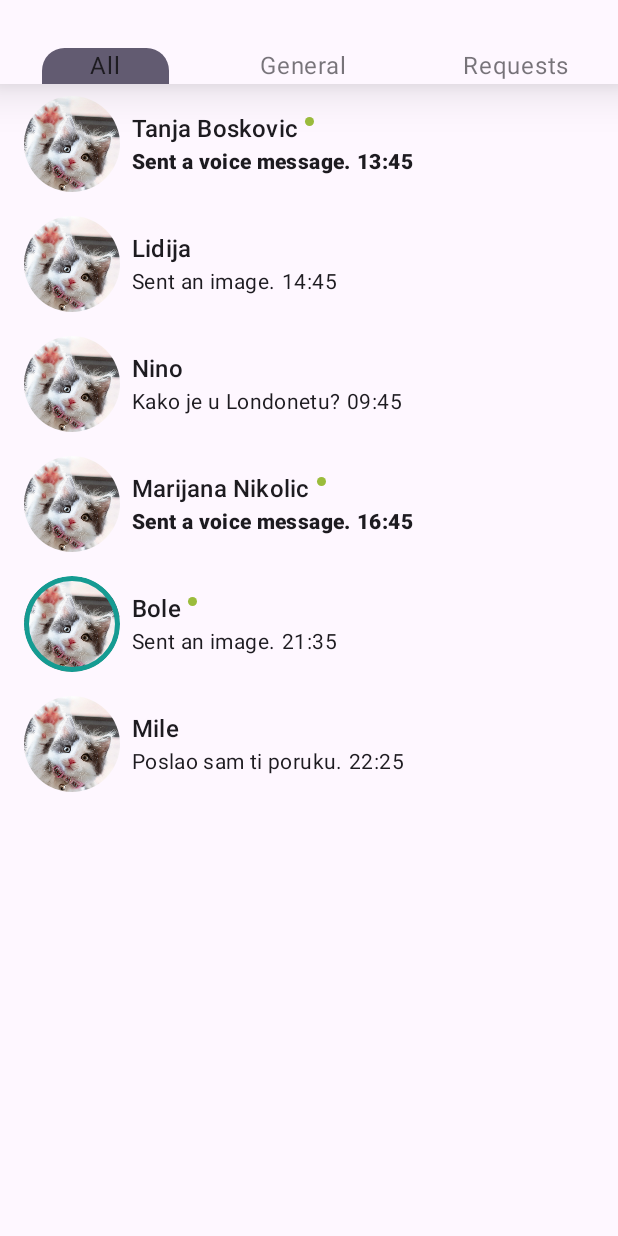
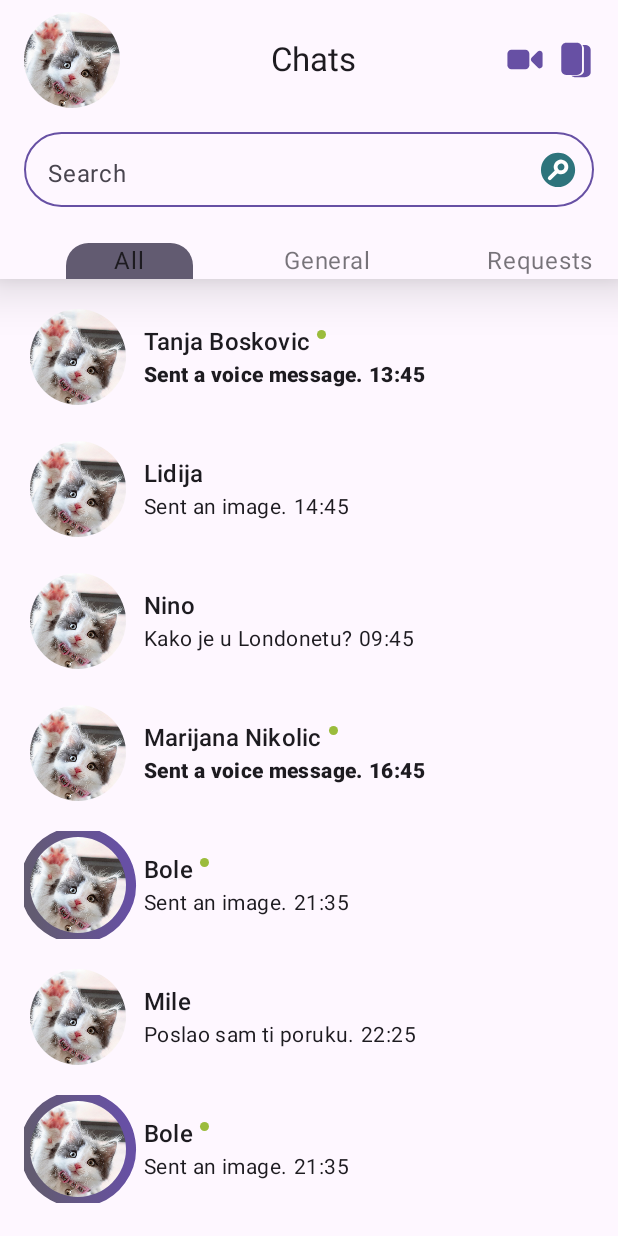
Before and after one commit to BojanVilic/Film, an Android app built with Jetpack Compose: the screen it shows after launch (MainActivity), on a phone screen of 412 x 824 dp. Run offline under Robolectric (Android 15) with nearby library versions, the phone set to English and light mode, and no system bars; our stand-ins replace Dagger/Hilt's generated code.

Commit message:
Added animation and basic navigation

```diff
--- a/app/build.gradle
+++ b/app/build.gradle
@@ -92,6 +92,7 @@ dependencies {
     //compose navigation
     implementation "androidx.navigation:navigation-compose:$nav_version"
     implementation "androidx.hilt:hilt-navigation-compose:$hilt_nav_version"
+    implementation "com.google.accompanist:accompanist-navigation-animation:0.16.1"
 
     //Timber
     implementation "com.jakewharton.timber:timber:$timber_version"
--- a/app/src/main/AndroidManifest.xml
+++ b/app/src/main/AndroidManifest.xml
@@ -8,6 +8,7 @@
         android:fullBackupContent="@xml/backup_rules"
         android:icon="@mipmap/ic_launcher"
         android:label="@string/app_name"
+        android:name=".BaseApplication"
         android:roundIcon="@mipmap/ic_launcher_round"
         android:supportsRtl="true"
         android:theme="@style/Theme.Film"
@@ -15,7 +16,6 @@
         <activity
             android:name=".ui.MainActivity"
             android:exported="true"
-            android:label="@string/app_name"
             android:theme="@style/Theme.Film">
             <intent-filter>
                 <action android:name="android.intent.action.MAIN" />
--- /dev/null
+++ b/app/src/main/java/com/bojanvilic/film/BaseApplication.kt
@@ -0,0 +1,7 @@
+package com.bojanvilic.film
+
+import android.app.Application
+import dagger.hilt.android.HiltAndroidApp
+
+@HiltAndroidApp
+class BaseApplication : Application()
--- /dev/null
+++ b/app/src/main/java/com/bojanvilic/film/di/ViewModelModule.kt
@@ -0,0 +1,20 @@
+package com.bojanvilic.film.di
+
+import androidx.lifecycle.SavedStateHandle
+import com.bojanvilic.film.ui.ChatViewModel
+import dagger.Module
+import dagger.Provides
+import dagger.hilt.InstallIn
+import dagger.hilt.android.components.ViewModelComponent
+
+@Module
+@InstallIn(ViewModelComponent::class)
+object ViewModelModule {
+
+    @Provides
+    fun getChatViewModel(
+        savedStateHandle: SavedStateHandle
+    ): ChatViewModel {
+        return ChatViewModel(savedStateHandle)
+    }
+}
--- a/app/src/main/java/com/bojanvilic/film/theme/Theme.kt
+++ b/app/src/main/java/com/bojanvilic/film/theme/Theme.kt
@@ -12,13 +12,13 @@ fun AppTheme(
     content: @Composable () -> Unit
 ) {
 
-    val colors = when {
-        darkTheme -> darkThemeColors
-        else -> lightThemeColors
-    }
+//    val colors = when {
+//        darkTheme -> darkThemeColors
+//        else -> lightThemeColors
+//    }
 
     MaterialTheme(
-        colorScheme = colors,
+        colorScheme = lightThemeColors,
         shapes = AppShapes,
         content = content,
         typography = AppTypography
--- /dev/null
+++ b/app/src/main/java/com/bojanvilic/film/ui/ChatViewModel.kt
@@ -0,0 +1,25 @@
+package com.bojanvilic.film.ui
+
+import androidx.lifecycle.SavedStateHandle
+import androidx.lifecycle.ViewModel
+import com.bojanvilic.film.ui.models.Conversation
+import com.bojanvilic.film.ui.navigation.chatId
+import dagger.hilt.android.lifecycle.HiltViewModel
+import kotlinx.coroutines.ExperimentalCoroutinesApi
+import kotlinx.coroutines.flow.Flow
+import kotlinx.coroutines.flow.flatMapLatest
+import kotlinx.coroutines.flow.flowOf
+import javax.inject.Inject
+
+@OptIn(ExperimentalCoroutinesApi::class)
+@HiltViewModel
+class ChatViewModel @Inject constructor(
+    private val savedStateHandle: SavedStateHandle
+): ViewModel() {
+
+    val chat: Flow<Conversation> =
+        savedStateHandle.getStateFlow(chatId, initialValue = "0")
+            .flatMapLatest { id ->
+                flowOf(conversationList[id.toInt()])
+            }
+}
--- a/app/src/main/java/com/bojanvilic/film/ui/MainActivity.kt
+++ b/app/src/main/java/com/bojanvilic/film/ui/MainActivity.kt
@@ -3,17 +3,25 @@ package com.bojanvilic.film.ui
 import android.os.Bundle
 import androidx.activity.ComponentActivity
 import androidx.activity.compose.setContent
+import androidx.compose.foundation.layout.padding
 import androidx.compose.material3.ExperimentalMaterial3Api
 import androidx.compose.material3.Scaffold
+import androidx.compose.runtime.Composable
+import androidx.compose.ui.Modifier
+import androidx.navigation.NavHostController
+import androidx.navigation.compose.NavHost
 import androidx.navigation.compose.currentBackStackEntryAsState
 import androidx.navigation.compose.rememberNavController
 import com.bojanvilic.film.theme.AppTheme
-import com.bojanvilic.film.ui.components.ConversationsList
 import com.bojanvilic.film.ui.components.TabRow
 import com.bojanvilic.film.ui.models.Conversation
 import com.bojanvilic.film.ui.models.MessageType
+import com.bojanvilic.film.ui.navigation.allScreen
+import com.bojanvilic.film.ui.navigation.chatScreen
+import dagger.hilt.android.AndroidEntryPoint
 
 @OptIn(ExperimentalMaterial3Api::class)
+@AndroidEntryPoint
 class MainActivity : ComponentActivity() {
     override fun onCreate(savedInstanceState: Bundle?) {
         super.onCreate(savedInstanceState)
@@ -37,18 +45,31 @@ class MainActivity : ComponentActivity() {
                         }
                     }
                 ) { paddingValues ->
-                    ConversationsList(
-                        paddingValues = paddingValues,
-                        conversationsList = conversationList
-                    )
+                    AppNavHost(navController, modifier = Modifier.padding(paddingValues))
                 }
             }
         }
     }
 }
 
+@Composable
+fun AppNavHost(
+    navController: NavHostController,
+    modifier: Modifier = Modifier
+) {
+    NavHost(
+        navController = navController,
+        startDestination = TopLevelDestinations.All.route,
+        modifier = modifier
+    ) {
+        allScreen(navController)
+        chatScreen(onBackClicked = { navController.navigateUp() })
+    }
+}
+
 val conversationList: List<Conversation> = listOf(
     Conversation(
+        id = 0,
         image = "",
         name = "Tanja Boskovic",
         previousMessageType = MessageType.VoiceMessage,
@@ -57,6 +78,7 @@ val conversationList: List<Conversation> = listOf(
         isActive = true
     ),
     Conversation(
+        id = 1,
         image = "",
         name = "Lidija",
         previousMessageType = MessageType.Image,
@@ -64,6 +86,7 @@ val conversationList: List<Conversation> = listOf(
         previousMessageText = "Eo me."
     ),
     Conversation(
+        id = 2,
         image = "",
         name = "Nino",
         previousMessageType = MessageType.Text,
@@ -71,6 +94,7 @@ val conversationList: List<Conversation> = listOf(
         previousMessageText = "Kako je u Londonetu?"
     ),
     Conversation(
+        id = 3,
         image = "",
         name = "Marijana Nikolic",
         previousMessageType = MessageType.VoiceMessage,
@@ -79,6 +103,7 @@ val conversationList: List<Conversation> = listOf(
         isActive = true
     ),
     Conversation(
+        id = 4,
         image = "",
         name = "Bole",
         previousMessageType = MessageType.Image,
@@ -87,6 +112,41 @@ val conversationList: List<Conversation> = listOf(
         isActive = true
     ),
     Conversation(
+        id = 5,
+        image = "",
+        name = "Mile",
+        previousMessageType = MessageType.Text,
+        timestamp = "22:25",
+        previousMessageText = "Poslao sam ti poruku."
+    ),
+    Conversation(
+        id = 6,
+        image = "",
+        name = "Bole",
+        previousMessageType = MessageType.Image,
+        timestamp = "21:35",
+        hasActiveStory = true,
+        isActive = true
+    ),
+    Conversation(
+        id = 7,
+        image = "",
+        name = "Mile",
+        previousMessageType = MessageType.Text,
+        timestamp = "22:25",
+        previousMessageText = "Poslao sam ti poruku."
+    ),
+    Conversation(
+        id = 8,
+        image = "",
+        name = "Bole",
+        previousMessageType = MessageType.Image,
+        timestamp = "21:35",
+        hasActiveStory = true,
+        isActive = true
+    ),
+    Conversation(
+        id = 9,
         image = "",
         name = "Mile",
         previousMessageType = MessageType.Text,
--- a/app/src/main/java/com/bojanvilic/film/ui/components/ChatComponents.kt
+++ b/app/src/main/java/com/bojanvilic/film/ui/components/ChatComponents.kt
@@ -1 +1,14 @@
 package com.bojanvilic.film.ui.components
+
+import androidx.compose.material3.Text
+import androidx.compose.runtime.Composable
+import androidx.hilt.navigation.compose.hiltViewModel
+import com.bojanvilic.film.ui.ChatViewModel
+
+@Composable
+fun ChatScreen(
+    chatViewModel: ChatViewModel = hiltViewModel(),
+    onBackClicked: () -> Unit
+) {
+    Text(text = "Dobrodosao")
+}
--- a/app/src/main/java/com/bojanvilic/film/ui/components/ConversationComponents.kt
+++ b/app/src/main/java/com/bojanvilic/film/ui/components/ConversationComponents.kt
@@ -1,10 +1,8 @@
 package com.bojanvilic.film.ui.components
 
-import androidx.compose.animation.animateColor
 import androidx.compose.animation.core.*
 import androidx.compose.foundation.Canvas
 import androidx.compose.foundation.Image
-import androidx.compose.foundation.border
 import androidx.compose.foundation.clickable
 import androidx.compose.foundation.layout.*
 import androidx.compose.foundation.lazy.LazyColumn
@@ -17,7 +15,11 @@ import androidx.compose.runtime.getValue
 import androidx.compose.ui.Alignment
 import androidx.compose.ui.Modifier
 import androidx.compose.ui.draw.clip
+import androidx.compose.ui.draw.drawBehind
+import androidx.compose.ui.graphics.Brush
 import androidx.compose.ui.graphics.Color
+import androidx.compose.ui.graphics.drawscope.Stroke
+import androidx.compose.ui.graphics.drawscope.rotate
 import androidx.compose.ui.layout.ContentScale
 import androidx.compose.ui.res.painterResource
 import androidx.compose.ui.text.font.FontWeight
@@ -30,33 +32,43 @@ import com.bojanvilic.film.ui.models.MessageType
 
 @Composable
 fun ConversationsList(
-    paddingValues: PaddingValues,
-    conversationsList: List<Conversation>
+    conversationsList: List<Conversation>,
+    onChatClicked: (Int) -> Unit
 ) {
-    Surface(
-        modifier = Modifier.padding(paddingValues)
-    ) {
-        LazyColumn {
+    Surface {
+        LazyColumn(
+            modifier = Modifier.padding(vertical = 8.dp)
+        ) {
             items(count = conversationsList.size) {
-                ConversationsListItem(conversationsList[it])
+                ConversationsListItem(
+                    conversation = conversationsList[it],
+                    onChatClicked = { chatId ->
+                        onChatClicked(chatId)
+                    }
+                )
             }
         }
     }
 }
 
 @Composable
-fun ConversationsListItem(conversation: Conversation) {
-
-    val defaultModifier = Modifier
-        .size(64.dp)
-        .clip(CircleShape)
+fun ConversationsListItem(
+    conversation: Conversation,
+    onChatClicked: (Int) -> Unit
+) {
+    val brush = Brush.horizontalGradient(
+        listOf(
+            MaterialTheme.colorScheme.primary,
+            MaterialTheme.colorScheme.secondary
+        )
+    )
 
     val infiniteTransition = rememberInfiniteTransition()
-    val color by infiniteTransition.animateColor(
-        initialValue = Color(0xff157d76),
-        targetValue = Color(0xff13baae),
+    val rotateAnimation by infiniteTransition.animateFloat(
+        initialValue = 0f,
+        targetValue = 360f,
         animationSpec = infiniteRepeatable(
-            animation = tween(800, easing = LinearEasing),
+            animation = tween(1500, easing = LinearEasing),
             repeatMode = RepeatMode.Reverse
         )
     )
@@ -67,7 +79,7 @@ fun ConversationsListItem(conversation: Conversation) {
             .fillMaxWidth()
             .clip(MaterialTheme.shapes.medium)
             .clickable {
-
+                onChatClicked(conversation.id)
             },
         verticalAlignment = Alignment.CenterVertically
     ) {
@@ -75,12 +87,17 @@ fun ConversationsListItem(conversation: Conversation) {
             painter = painterResource(id = R.drawable.kitten),
             contentDescription = null,
             contentScale = ContentScale.Crop,
-            modifier = if (conversation.hasActiveStory)
-                defaultModifier
-                    .border(3.dp, color, CircleShape)
-                    .clickable {
-
-                    } else defaultModifier
+            modifier = Modifier
+                .size(72.dp)
+                .padding(4.dp)
+                .drawBehind {
+                    if (conversation.hasActiveStory) {
+                        rotate(rotateAnimation) {
+                            drawCircle(brush, style = Stroke(20f))
+                        }
+                    }
+                }
+                .clip(CircleShape)
         )
         Column(
             modifier = Modifier.padding(horizontal = 8.dp),
@@ -138,7 +155,8 @@ fun ConversationsListItemPreview() {
                 previousMessageType = MessageType.VoiceMessage,
                 timestamp = "15:30",
                 hasActiveStory = true
-            )
+            ),
+            onChatClicked = {}
         )
     }
 }
--- a/app/src/main/java/com/bojanvilic/film/ui/components/ToolbarComponents.kt
+++ b/app/src/main/java/com/bojanvilic/film/ui/components/ToolbarComponents.kt
@@ -1,3 +1,5 @@
+@file:OptIn(ExperimentalMaterial3Api::class)
+
 package com.bojanvilic.film.ui.components
 
 import android.content.res.Configuration
@@ -5,27 +7,31 @@ import androidx.compose.animation.animateColorAsState
 import androidx.compose.animation.animateContentSize
 import androidx.compose.animation.core.LinearEasing
 import androidx.compose.animation.core.tween
+import androidx.compose.foundation.Image
 import androidx.compose.foundation.background
 import androidx.compose.foundation.interaction.MutableInteractionSource
 import androidx.compose.foundation.layout.*
 import androidx.compose.foundation.selection.selectable
 import androidx.compose.foundation.selection.selectableGroup
+import androidx.compose.foundation.shape.CircleShape
 import androidx.compose.foundation.shape.RoundedCornerShape
 import androidx.compose.material.ripple.rememberRipple
-import androidx.compose.material3.MaterialTheme
-import androidx.compose.material3.Surface
-import androidx.compose.material3.Text
+import androidx.compose.material3.*
 import androidx.compose.runtime.Composable
 import androidx.compose.runtime.getValue
 import androidx.compose.runtime.remember
 import androidx.compose.ui.Alignment
 import androidx.compose.ui.Modifier
+import androidx.compose.ui.draw.clip
 import androidx.compose.ui.draw.shadow
 import androidx.compose.ui.graphics.Color
+import androidx.compose.ui.layout.ContentScale
+import androidx.compose.ui.res.painterResource
 import androidx.compose.ui.semantics.Role
 import androidx.compose.ui.tooling.preview.Preview
 import androidx.compose.ui.unit.Dp
 import androidx.compose.ui.unit.dp
+import com.bojanvilic.film.R
 import com.bojanvilic.film.theme.AppTheme
 import com.bojanvilic.film.ui.TopLevelDestinations
 
@@ -37,10 +43,12 @@ fun TabRow(
 ) {
     Surface(
         Modifier
-            .height(TopBarHeight)
             .fillMaxWidth()
             .shadow(elevation = 20.dp)
     ) {
+        Column {
+            TitleRow()
+            SearchRow()
             Row(
                 Modifier
                     .selectableGroup()
@@ -52,6 +60,7 @@ fun TabRow(
                         onSelected = { onTabSelected(screen) },
                         selected = currentScreen == screen
                     )
+                }
             }
         }
     }
@@ -78,18 +87,15 @@ private fun Tab(
     )
     Row(
         modifier = Modifier
-            .padding(start = 16.dp, end = 16.dp, top = 16.dp)
+            .padding(top = 16.dp)
             .animateContentSize()
-            .height(TopBarHeight)
             .selectable(
                 selected = selected,
                 onClick = onSelected,
                 role = Role.Tab,
                 interactionSource = remember { MutableInteractionSource() },
                 indication = rememberRipple(
-                    bounded = false,
-                    radius = Dp.Unspecified,
-                    color = Color.Unspecified
+                    bounded = false, radius = Dp.Unspecified, color = Color.Unspecified
                 )
             ),
         verticalAlignment = Alignment.Bottom
@@ -115,7 +121,72 @@ private fun Tab(
     }
 }
 
-@Preview(uiMode = Configuration.UI_MODE_NIGHT_YES)
+@Composable
+fun TitleRow() {
+    Row(
+        modifier = Modifier
+            .fillMaxWidth()
+            .padding(horizontal = 16.dp, vertical = 8.dp),
+        verticalAlignment = Alignment.CenterVertically
+    ) {
+        Image(
+            painter = painterResource(id = R.drawable.kitten),
+            contentDescription = null,
+            contentScale = ContentScale.Crop,
+            modifier = Modifier
+                .size(64.dp)
+                .clip(CircleShape)
+        )
+        Spacer(modifier = Modifier.weight(1f))
+        Text(
+            text = "Chats",
+            style = MaterialTheme.typography.titleLarge
+        )
+        Spacer(modifier = Modifier.weight(1f))
+        Icon(
+            painter = painterResource(id = R.drawable.ic_video),
+            contentDescription = null,
+            tint = MaterialTheme.colorScheme.primary
+        )
+        Spacer(modifier = Modifier.weight(0.1f))
+        Icon(
+            painter = painterResource(id = R.drawable.ic_stories),
+            contentDescription = null,
+            tint = MaterialTheme.colorScheme.primary
+        )
+    }
+}
+
+@Composable
+fun SearchRow() {
+    Row(
+        modifier = Modifier
+            .fillMaxWidth()
+            .padding(horizontal = 16.dp, vertical = 8.dp),
+        verticalAlignment = Alignment.CenterVertically
+    ) {
+        OutlinedTextField(
+            modifier = Modifier
+                .height(50.dp)
+                .fillMaxWidth(),
+            value = "",
+            placeholder = { Text(text = "Search") },
+            onValueChange = {},
+            trailingIcon = {
+                Image(
+                    painter = painterResource(id = R.drawable.search_icon),
+                    contentDescription = null
+                )
+            },
+            shape = CircleShape,
+            colors = TextFieldDefaults.outlinedTextFieldColors(
+                focusedBorderColor = MaterialTheme.colorScheme.primary,
+                unfocusedBorderColor = MaterialTheme.colorScheme.primary
+            )
+        )
+    }
+}
+
 @Preview(uiMode = Configuration.UI_MODE_NIGHT_NO)
 @Composable
 fun TabRowPreview() {
@@ -127,6 +198,22 @@ fun TabRowPreview() {
     }
 }
 
+@Preview(uiMode = Configuration.UI_MODE_NIGHT_NO)
+@Composable
+fun TitleRowPreview() {
+    AppTheme {
+        TitleRow()
+    }
+}
+
+@Preview(uiMode = Configuration.UI_MODE_NIGHT_NO)
+@Composable
+fun SearchRowPreview() {
+    AppTheme {
+        SearchRow()
+    }
+}
+
 val TopBarHeight = 56.dp
 private const val InactiveTabOpacity = 0.60f
 private const val TabFadeInAnimationDuration = 150
--- a/app/src/main/java/com/bojanvilic/film/ui/models/Conversation.kt
+++ b/app/src/main/java/com/bojanvilic/film/ui/models/Conversation.kt
@@ -1,6 +1,7 @@
 package com.bojanvilic.film.ui.models
 
 data class Conversation(
+    val id: Int = 0,
     val image: String = "",
     val name: String = "",
     val previousMessageText: String = "",
--- /dev/null
+++ b/app/src/main/java/com/bojanvilic/film/ui/navigation/AllNavigation.kt
@@ -0,0 +1,19 @@
+package com.bojanvilic.film.ui.navigation
+
+import androidx.navigation.NavGraphBuilder
+import androidx.navigation.NavHostController
+import androidx.navigation.compose.composable
+import com.bojanvilic.film.ui.TopLevelDestinations
+import com.bojanvilic.film.ui.components.ConversationsList
+import com.bojanvilic.film.ui.conversationList
+
+fun NavGraphBuilder.allScreen(navController: NavHostController) {
+    composable(TopLevelDestinations.All.route) {
+        ConversationsList(
+            conversationsList = conversationList,
+            onChatClicked = { chatId ->
+                navController.navigate("$chatRoute/$chatId")
+            }
+        )
+    }
+}
--- /dev/null
+++ b/app/src/main/java/com/bojanvilic/film/ui/navigation/ChatNavigation.kt
@@ -0,0 +1,19 @@
+package com.bojanvilic.film.ui.navigation
+
+import androidx.navigation.NavGraphBuilder
+import androidx.navigation.NavType
+import androidx.navigation.compose.composable
+import androidx.navigation.navArgument
+import com.bojanvilic.film.ui.components.ChatScreen
+
+const val chatRoute = "chat_route"
+const val chatId = "chatId"
+
+fun NavGraphBuilder.chatScreen(onBackClicked: () -> Unit) {
+    composable(
+        route = "$chatRoute/{$chatId}",
+        arguments = listOf(navArgument(chatId) { type = NavType.StringType })
+    ) {
+        ChatScreen(onBackClicked = onBackClicked)
+    }
+}
--- /dev/null
+++ b/app/src/main/res/drawable/ic_stories.xml
@@ -0,0 +1,5 @@
+<vector android:height="24dp" android:viewportHeight="1500"
+    android:viewportWidth="1500" android:width="24dp" xmlns:android="http://schemas.android.com/apk/res/android">
+    <path android:fillColor="#2E747C" android:pathData="M794.2,1371.5H341.9c-113.8,0 -206,-92.2 -206,-206V238.9c0,-113.8 92.2,-206 206,-206h452.3c113.8,0 206,92.2 206,206v926.7C1000.2,1279.3 908,1371.5 794.2,1371.5z"/>
+    <path android:fillColor="#2E747C" android:pathData="M1360.2,322.9v949.8c0,107.3 -109.2,194.5 -243.9,194.5H740.2c-71.8,0 -136.4,-24.7 -180.6,-63.9h276.5c134.7,0 244.2,-87 244.2,-194.2V259.3c0,-50.7 -24.1,-96.2 -63.9,-130.9h100C1251,128.4 1360.2,215.6 1360.2,322.9z"/>
+</vector>
--- /dev/null
+++ b/app/src/main/res/drawable/ic_video.xml
@@ -0,0 +1,5 @@
+<vector android:height="24dp" android:viewportHeight="1500"
+    android:viewportWidth="1500" android:width="24dp" xmlns:android="http://schemas.android.com/apk/res/android">
+    <path android:fillColor="#29757D" android:pathData="M1282.5,1066.2l-253.2,-253.2c-45.7,-45.7 -45.7,-119.7 0,-165.4l253.2,-253.2c73.7,-73.7 199.7,-21.5 199.7,82.7l-0,506.4C1482.2,1087.7 1356.2,1139.9 1282.5,1066.2z"/>
+    <path android:fillColor="#29757D" android:pathData="M766.4,1136.9H181.9c-90.8,0 -164.5,-73.6 -164.5,-164.5V488.2c0,-90.8 73.6,-164.5 164.5,-164.5h584.5c90.8,0 164.5,73.6 164.5,164.5V972.4C930.8,1063.2 857.2,1136.9 766.4,1136.9z"/>
+</vector>
--- /dev/null
+++ b/app/src/main/res/drawable/search_icon.xml
@@ -0,0 +1,10 @@
+<vector android:height="24dp" android:viewportHeight="1500"
+    android:viewportWidth="1500" android:width="24dp" xmlns:android="http://schemas.android.com/apk/res/android">
+    <path android:fillColor="#2E747C" android:pathData="M751.5,745.9m-711.5,0a711.5,711.5 0,1 1,1423.1 0a711.5,711.5 0,1 1,-1423.1 0"/>
+    <path android:fillColor="#00000000"
+        android:pathData="M715.9,781.6a224.5,223.1 135,1 0,317.5 -317.5a224.5,223.1 135,1 0,-317.5 317.5z"
+        android:strokeColor="#FFFFFF" android:strokeLineCap="round" android:strokeWidth="162.4"/>
+    <path android:fillColor="#00000000"
+        android:pathData="M408.7,1088.8L705.6,791.9"
+        android:strokeColor="#FFFFFF" android:strokeLineCap="round" android:strokeWidth="162.4466"/>
+</vector>
```
Lines whose indentation alone changed are shown as unchanged.
